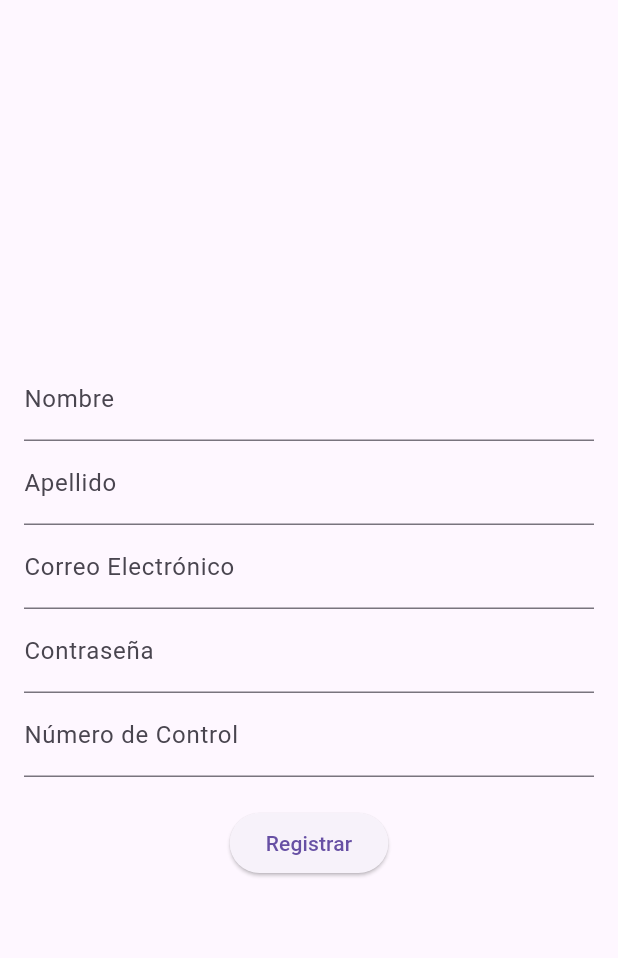
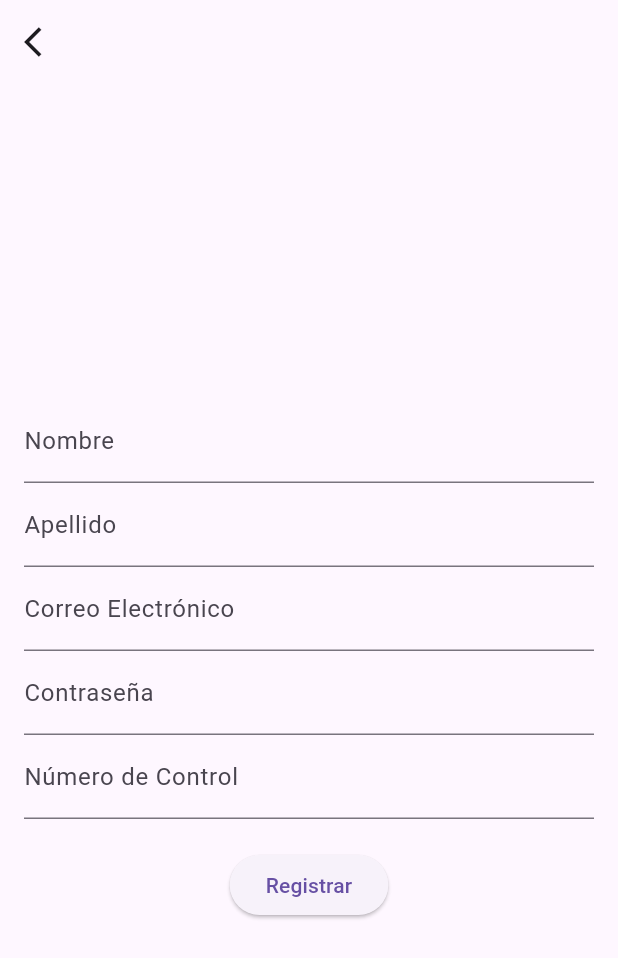
Before and after one commit to fatimabanu12/appITE, a Flutter app: the Register screen opened by its route, on a phone screen of 412 x 824 dp. Shown: the top 958 px of the screen. Run offline on Flutter 3.47's test engine with Material 3 defaults, Android fonts, the light colour scheme and no system bars.

Commit message:
en registro ya se puede volver a la pantalla iniciar sesion, sin haberse registrado

```diff
--- a/lib/pages/register.dart
+++ b/lib/pages/register.dart
@@ -46,6 +46,13 @@ class _RegisterState extends State<Register> {
   @override
   Widget build(BuildContext context) {
     return Scaffold(
+      appBar: AppBar(
+        leading: IconButton(
+            onPressed: () {
+              Navigator.pop(context);
+            },
+            icon: Icon(Icons.arrow_back_ios)),
+      ),
       body: Padding(
         padding: const EdgeInsets.all(16.0),
         child: Column(
@@ -86,7 +93,6 @@ class _RegisterState extends State<Register> {
                 errorText: _errorMessage,
               ),
             ),
-
             SizedBox(height: 20),
             ElevatedButton(
               onPressed: _register,
```
